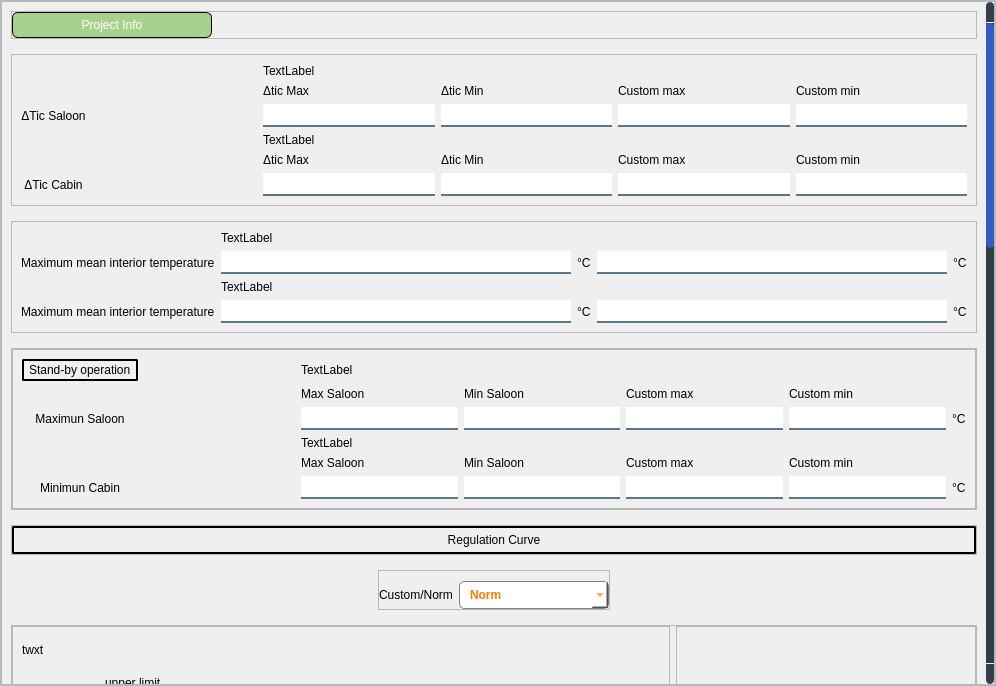
The window that ui/ui_files/custom_interior.ui (ali7haider/railway-automation-system) describes before a commit, drawn with Qt 5.
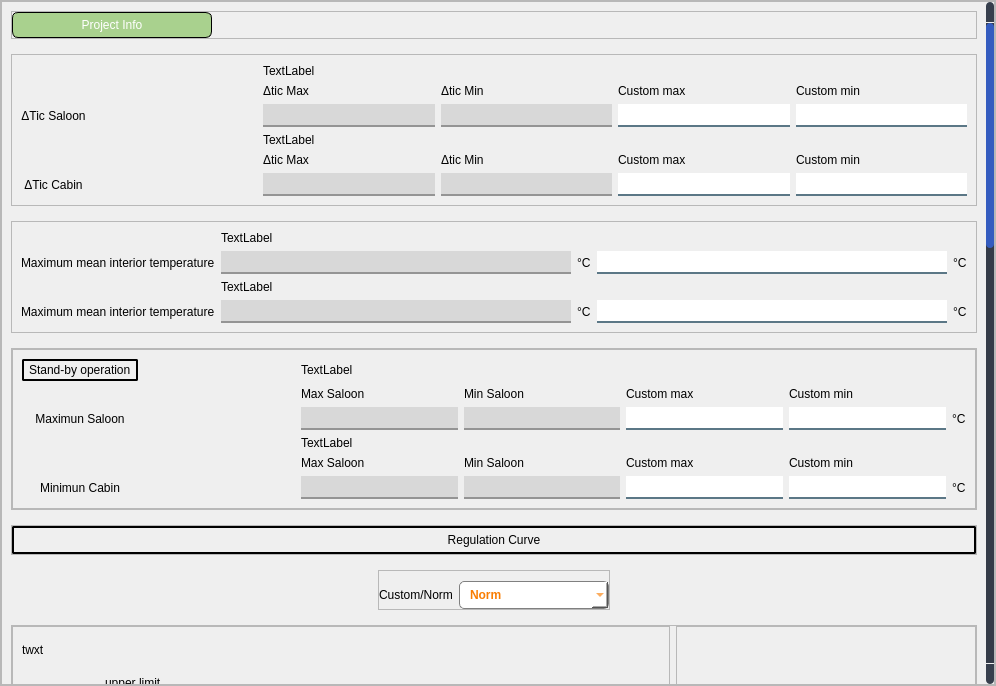
The same window after the commit. Icons and pictures are not drawn.

Commit message: Add custom interior conditions screen and integrate with main application logic

The edit to the form file:
```diff
--- a/ui/ui_files/custom_interior.ui
+++ b/ui/ui_files/custom_interior.ui
@@ -74,6 +74,12 @@
 padding-bottom:5px;
 padding-left:3px;
 }
+/* Read-Only QLineEdit */
+QLineEdit:read-only {
+    background-color: #D8D8D8; /* Light gray */
+    color: black;
+    border-bottom: 2px solid rgba(100, 100, 100, 150); /* Softer border */
+}
 QLabel{
 font: 12pt &quot;Bahnschrift SemiCondensed&quot;;
 
@@ -218,7 +224,7 @@
           <property name="geometry">
            <rect>
             <x>0</x>
-            <y>-1409</y>
+            <y>0</y>
             <width>984</width>
             <height>2091</height>
            </rect>
@@ -382,16 +388,32 @@
                </widget>
               </item>
               <item row="5" column="2">
-               <widget class="QLineEdit" name="txtNormTicMaxCabin"/>
+               <widget class="QLineEdit" name="txtNormTicMaxCabin">
+                <property name="readOnly">
+                 <bool>true</bool>
+                </property>
+               </widget>
               </item>
               <item row="2" column="2">
-               <widget class="QLineEdit" name="txtNormTicMaxSaloon"/>
+               <widget class="QLineEdit" name="txtNormTicMaxSaloon">
+                <property name="readOnly">
+                 <bool>true</bool>
+                </property>
+               </widget>
               </item>
               <item row="2" column="3">
-               <widget class="QLineEdit" name="txtNormTicMinSaloon"/>
+               <widget class="QLineEdit" name="txtNormTicMinSaloon">
+                <property name="readOnly">
+                 <bool>true</bool>
+                </property>
+               </widget>
               </item>
               <item row="5" column="3">
-               <widget class="QLineEdit" name="txtNormTicMinCabin"/>
+               <widget class="QLineEdit" name="txtNormTicMinCabin">
+                <property name="readOnly">
+                 <bool>true</bool>
+                </property>
+               </widget>
               </item>
               <item row="5" column="4">
                <widget class="QLineEdit" name="txtCustomTicMaxCabin"/>
@@ -476,10 +498,18 @@
                </widget>
               </item>
               <item row="1" column="1">
-               <widget class="QLineEdit" name="txtNormMaxMeanInteriorSaloon"/>
+               <widget class="QLineEdit" name="txtNormMaxMeanInteriorSaloon">
+                <property name="readOnly">
+                 <bool>true</bool>
+                </property>
+               </widget>
               </item>
               <item row="3" column="1">
-               <widget class="QLineEdit" name="txtNormMaxMeanInteriorCabin"/>
+               <widget class="QLineEdit" name="txtNormMaxMeanInteriorCabin">
+                <property name="readOnly">
+                 <bool>true</bool>
+                </property>
+               </widget>
               </item>
               <item row="1" column="3">
                <widget class="QLineEdit" name="txtCustomMaxMeanInteriorSaloon"/>
@@ -632,16 +662,32 @@
                   <widget class="QLineEdit" name="txtCustomMaxCabin"/>
                  </item>
                  <item row="5" column="3">
-                  <widget class="QLineEdit" name="txtNormMinCabin"/>
+                  <widget class="QLineEdit" name="txtNormMinCabin">
+                   <property name="readOnly">
+                    <bool>true</bool>
+                   </property>
+                  </widget>
                  </item>
                  <item row="5" column="2">
-                  <widget class="QLineEdit" name="txtNormMaxCabin"/>
+                  <widget class="QLineEdit" name="txtNormMaxCabin">
+                   <property name="readOnly">
+                    <bool>true</bool>
+                   </property>
+                  </widget>
                  </item>
                  <item row="2" column="3">
-                  <widget class="QLineEdit" name="txtNormMinSaloon"/>
+                  <widget class="QLineEdit" name="txtNormMinSaloon">
+                   <property name="readOnly">
+                    <bool>true</bool>
+                   </property>
+                  </widget>
                  </item>
                  <item row="2" column="2">
-                  <widget class="QLineEdit" name="txtNormMaxSaloon"/>
+                  <widget class="QLineEdit" name="txtNormMaxSaloon">
+                   <property name="readOnly">
+                    <bool>true</bool>
+                   </property>
+                  </widget>
                  </item>
                  <item row="4" column="4">
                   <widget class="QLabel" name="labelSaloonStandard_6">
```
Left out of the diff: 312 changed lines with no effect on the pictures. The commit also changes 4 other files.
